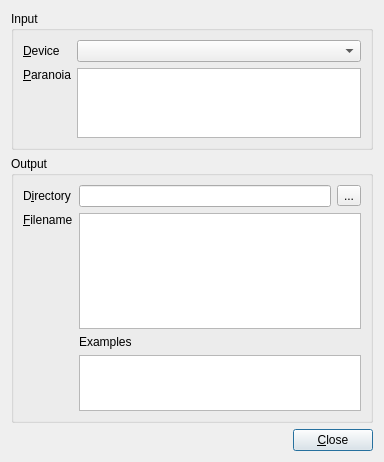
Qt form Settings.ui (gavofyork/RipInPeace) before a commit.
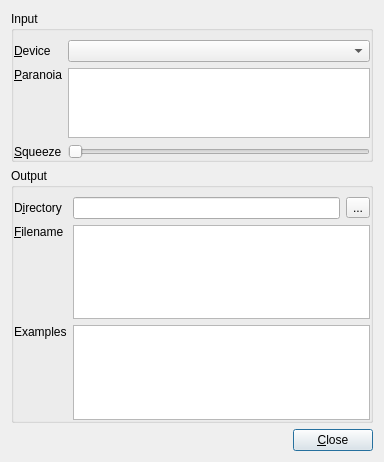
The same form after that commit.

What changed in the file:
```diff
--- a/Settings.ui
+++ b/Settings.ui
@@ -14,6 +14,129 @@
    <string>RIP Settings</string>
   </property>
   <layout class="QGridLayout" name="gridLayout_3">
+   <item row="3" column="1">
+    <widget class="QPushButton" name="close">
+     <property name="text">
+      <string>&amp;Close</string>
+     </property>
+    </widget>
+   </item>
+   <item row="2" column="0" colspan="2">
+    <widget class="QGroupBox" name="groupBox">
+     <property name="sizePolicy">
+      <sizepolicy hsizetype="Preferred" vsizetype="Preferred">
+       <horstretch>0</horstretch>
+       <verstretch>3</verstretch>
+      </sizepolicy>
+     </property>
+     <property name="title">
+      <string>Output</string>
+     </property>
+     <layout class="QGridLayout" name="gridLayout_2">
+      <property name="leftMargin">
+       <number>0</number>
+      </property>
+      <property name="rightMargin">
+       <number>0</number>
+      </property>
+      <property name="bottomMargin">
+       <number>0</number>
+      </property>
+      <item row="3" column="0">
+       <widget class="QLabel" name="label_5">
+        <property name="text">
+         <string>Examples</string>
+        </property>
+        <property name="textFormat">
+         <enum>Qt::PlainText</enum>
+        </property>
+       </widget>
+      </item>
+      <item row="2" column="0">
+       <spacer name="verticalSpacer_2">
+        <property name="orientation">
+         <enum>Qt::Vertical</enum>
+        </property>
+        <property name="sizeHint" stdset="0">
+         <size>
+          <width>20</width>
+          <height>114</height>
+         </size>
+        </property>
+       </spacer>
+      </item>
+      <item row="0" column="2">
+       <widget class="QToolButton" name="openDirectory">
+        <property name="text">
+         <string>...</string>
+        </property>
+       </widget>
+      </item>
+      <item row="1" column="1" rowspan="2" colspan="2">
+       <widget class="QPlainTextEdit" name="filename"/>
+      </item>
+      <item row="1" column="0">
+       <widget class="QLabel" name="label_3">
+        <property name="text">
+         <string>&amp;Filename</string>
+        </property>
+        <property name="buddy">
+         <cstring>filename</cstring>
+        </property>
+       </widget>
+      </item>
+      <item row="4" column="0">
+       <spacer name="verticalSpacer_3">
+        <property name="orientation">
+         <enum>Qt::Vertical</enum>
+        </property>
+        <property name="sizeHint" stdset="0">
+         <size>
+          <width>20</width>
+          <height>40</height>
+         </size>
+        </property>
+       </spacer>
+      </item>
+      <item row="0" column="1">
+       <widget class="QLineEdit" name="directory"/>
+      </item>
+      <item row="3" column="1" rowspan="2" colspan="2">
+       <widget class="QTextBrowser" name="examples">
+        <property name="sizePolicy">
+         <sizepolicy hsizetype="Expanding" vsizetype="Expanding">
+          <horstretch>0</horstretch>
+          <verstretch>0</verstretch>
+         </sizepolicy>
+        </property>
+       </widget>
+      </item>
+      <item row="0" column="0">
+       <widget class="QLabel" name="label_2">
+        <property name="text">
+         <string>D&amp;irectory</string>
+        </property>
+        <property name="buddy">
+         <cstring>directory</cstring>
+        </property>
+       </widget>
+      </item>
+     </layout>
+    </widget>
+   </item>
+   <item row="3" column="0">
+    <spacer name="horizontalSpacer">
+     <property name="orientation">
+      <enum>Qt::Horizontal</enum>
+     </property>
+     <property name="sizeHint" stdset="0">
+      <size>
+       <width>272</width>
+       <height>20</height>
+      </size>
+     </property>
+    </spacer>
+   </item>
    <item row="0" column="0" colspan="2">
     <widget class="QGroupBox" name="groupBox_2">
      <property name="sizePolicy">
@@ -26,6 +149,25 @@
       <string>Input</string>
      </property>
      <layout class="QGridLayout" name="gridLayout">
+      <property name="leftMargin">
+       <number>0</number>
+      </property>
+      <property name="rightMargin">
+       <number>0</number>
+      </property>
+      <property name="bottomMargin">
+       <number>0</number>
+      </property>
+      <item row="0" column="0">
+       <widget class="QLabel" name="label">
+        <property name="text">
+         <string>&amp;Device</string>
+        </property>
+        <property name="buddy">
+         <cstring>device</cstring>
+        </property>
+       </widget>
+      </item>
       <item row="1" column="1" rowspan="3">
        <widget class="QTreeWidget" name="paranoia">
         <property name="indentation">
@@ -60,16 +202,6 @@
       <item row="0" column="1">
        <widget class="QComboBox" name="device"/>
       </item>
-      <item row="0" column="0">
-       <widget class="QLabel" name="label">
-        <property name="text">
-         <string>&amp;Device</string>
-        </property>
-        <property name="buddy">
-         <cstring>device</cstring>
-        </property>
-       </widget>
-      </item>
       <item row="1" column="0">
        <widget class="QLabel" name="label_4">
         <property name="text">
@@ -80,106 +212,31 @@
         </property>
        </widget>
       </item>
-     </layout>
-    </widget>
-   </item>
-   <item row="2" column="0">
-    <spacer name="horizontalSpacer">
-     <property name="orientation">
-      <enum>Qt::Horizontal</enum>
-     </property>
-     <property name="sizeHint" stdset="0">
-      <size>
-       <width>272</width>
-       <height>20</height>
-      </size>
-     </property>
-    </spacer>
-   </item>
-   <item row="2" column="1">
-    <widget class="QPushButton" name="close">
-     <property name="text">
-      <string>&amp;Close</string>
-     </property>
-    </widget>
-   </item>
-   <item row="1" column="0" colspan="2">
-    <widget class="QGroupBox" name="groupBox">
-     <property name="sizePolicy">
-      <sizepolicy hsizetype="Preferred" vsizetype="Preferred">
-       <horstretch>0</horstretch>
-       <verstretch>3</verstretch>
-      </sizepolicy>
-     </property>
-     <property name="title">
-      <string>Output</string>
-     </property>
-     <layout class="QGridLayout" name="gridLayout_2">
-      <item row="4" column="1" colspan="2">
-       <widget class="QPlainTextEdit" name="examples">
-        <property name="maximumSize">
-         <size>
-          <width>16777215</width>
-          <height>56</height>
-         </size>
+      <item row="4" column="1">
+       <widget class="QSlider" name="squeeze">
+        <property name="maximum">
+         <number>8</number>
         </property>
-        <property name="readOnly">
-         <bool>true</bool>
-        </property>
-       </widget>
-      </item>
-      <item row="0" column="1">
-       <widget class="QLineEdit" name="directory"/>
-      </item>
-      <item row="0" column="0">
-       <widget class="QLabel" name="label_2">
-        <property name="text">
-         <string>D&amp;irectory</string>
-        </property>
-        <property name="buddy">
-         <cstring>directory</cstring>
-        </property>
-       </widget>
-      </item>
-      <item row="1" column="0">
-       <widget class="QLabel" name="label_3">
-        <property name="text">
-         <string>&amp;Filename</string>
-        </property>
-        <property name="buddy">
-         <cstring>filename</cstring>
-        </property>
-       </widget>
-      </item>
-      <item row="1" column="1" rowspan="2" colspan="2">
-       <widget class="QPlainTextEdit" name="filename"/>
-      </item>
-      <item row="0" column="2">
-       <widget class="QToolButton" name="openDirectory">
-        <property name="text">
-         <string>...</string>
-        </property>
-       </widget>
-      </item>
-      <item row="3" column="1" colspan="2">
-       <widget class="QLabel" name="label_5">
-        <property name="text">
-         <string>Examples</string>
-        </property>
-       </widget>
-      </item>
-      <item row="2" column="0">
-       <spacer name="verticalSpacer_2">
         <property name="orientation">
-         <enum>Qt::Vertical</enum>
+         <enum>Qt::Horizontal</enum>
         </property>
-        <property name="sizeHint" stdset="0">
-         <size>
-          <width>20</width>
-          <height>114</height>
-         </size>
+        <property name="tickPosition">
+         <enum>QSlider::NoTicks</enum>
         </property>
-       </spacer>
+        <property name="tickInterval">
+         <number>1</number>
+        </property>
+       </widget>
+      </item>
+      <item row="4" column="0">
+       <widget class="QLabel" name="label_6">
+        <property name="text">
+         <string>&amp;Squeeze</string>
+        </property>
+        <property name="buddy">
+         <cstring>squeeze</cstring>
+        </property>
+       </widget>
       </item>
      </layout>
     </widget>
```
Left out of the diff: 3 changed lines with no effect on the pictures.
